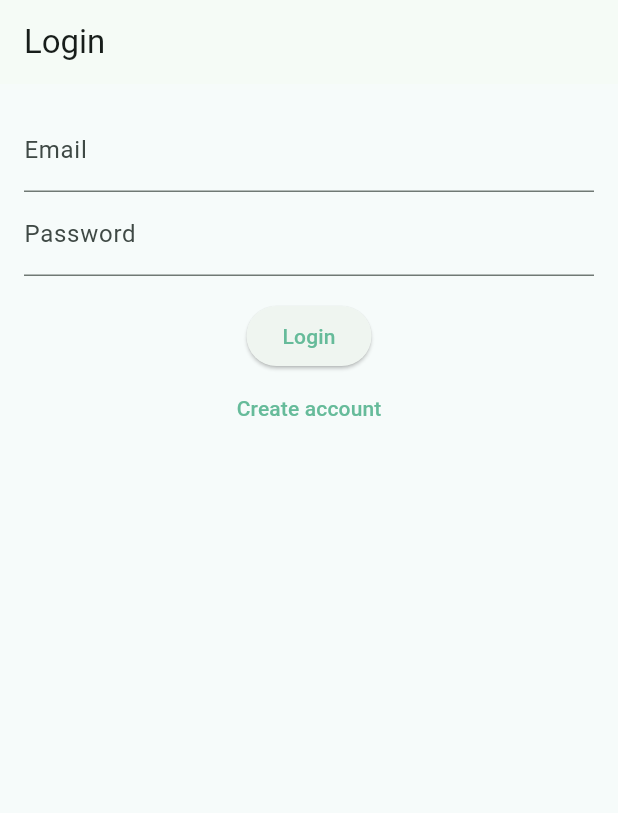
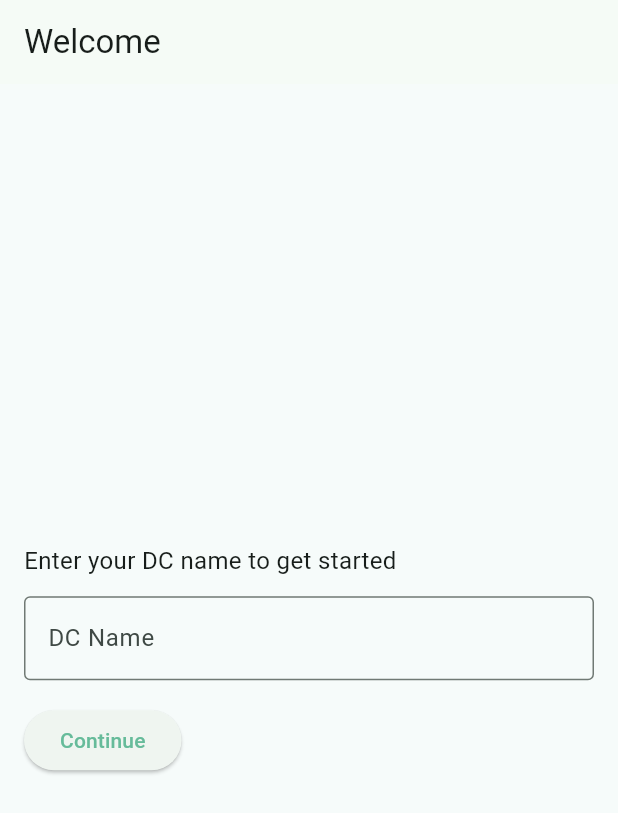
Before and after one commit to Shlok-Tandon/Study_Progress_Tracker, a Flutter app: the screen it shows after launch, on a phone screen of 412 x 824 dp. Shown: the top 813 px of the screen. Run offline on Flutter 3.47's test engine with Material 3 defaults, Android fonts, the phone set to English and light mode, and no system bars; our stand-ins replace cloud_firestore, firebase_auth, firebase_core, shared_preferences; accounts and stored records are empty.

Commit message:
email to name change

```diff
--- /dev/null
+++ b/lib/screens/dc_name_screen.dart
@@ -0,0 +1,77 @@
+import 'package:flutter/material.dart';
+import '../services/auth_service.dart';
+import '../services/firestore_service.dart';
+import 'home_screen.dart';
+
+class DcNameScreen extends StatefulWidget {
+  const DcNameScreen({super.key});
+
+  @override
+  State<DcNameScreen> createState() => _DcNameScreenState();
+}
+
+class _DcNameScreenState extends State<DcNameScreen> {
+  final _nameController = TextEditingController();
+  final _auth = AuthService();
+  final _fs = FirestoreService();
+  bool _loading = false;
+
+  @override
+  void dispose() {
+    _nameController.dispose();
+    super.dispose();
+  }
+
+  Future<void> _continue() async {
+    final name = _nameController.text.trim();
+    if (name.isEmpty) return;
+
+    setState(() => _loading = true);
+    try {
+      await _auth.signInAnonymously();
+      await _fs.setDcName(name);
+      if (!mounted) return;
+      Navigator.pushReplacement(context, MaterialPageRoute(builder: (_) => const HomeScreen()));
+    } catch (e) {
+      if (mounted) {
+        ScaffoldMessenger.of(context).showSnackBar(SnackBar(content: Text('$e')));
+      }
+    }
+    if (mounted) setState(() => _loading = false);
+  }
+
+  @override
+  Widget build(BuildContext context) {
+    return Scaffold(
+      appBar: AppBar(title: const Text('Welcome')),
+      body: Padding(
+        padding: const EdgeInsets.all(16),
+        child: Column(
+          crossAxisAlignment: CrossAxisAlignment.start,
+          mainAxisAlignment: MainAxisAlignment.center,
+          children: [
+            const Text('Enter your DC name to get started', style: TextStyle(fontSize: 16)),
+            const SizedBox(height: 12),
+            TextField(
+              controller: _nameController,
+              decoration: const InputDecoration(
+                border: OutlineInputBorder(),
+                labelText: 'DC Name',
+              ),
+              textCapitalization: TextCapitalization.words,
+              onSubmitted: (_) => _continue(),
+            ),
+            const SizedBox(height: 16),
+            ElevatedButton(
+              onPressed: _loading ? null : _continue,
+              child: _loading
+                  ? const SizedBox(
+                  height: 18, width: 18, child: CircularProgressIndicator(strokeWidth: 2))
+                  : const Text('Continue'),
+            ),
+          ],
+        ),
+      ),
+    );
+  }
+}
--- a/lib/screens/leaderboard_screen.dart
+++ b/lib/screens/leaderboard_screen.dart
@@ -24,7 +24,7 @@ class LeaderboardScreen extends StatelessWidget {
               final d = docs[i].data() as Map<String, dynamic>;
               return ListTile(
                 leading: CircleAvatar(child: Text('#${i + 1}')),
-                title: Text(d['email'] ?? 'User'),
+                title: Text(d['name'] ?? 'User'),
                 subtitle: Text('Streak: ${d['streak'] ?? 0} • Badges: ${d['badgeCount'] ?? 0}'),
               );
             },
--- a/lib/screens/login_screen.dart
+++ /dev/null
@@ -1,51 +0,0 @@
-import 'package:flutter/material.dart';
-import '../services/auth_service.dart';
-import 'name_claim_screen.dart';
-import 'register_screen.dart';
-
-class LoginScreen extends StatefulWidget {
-  const LoginScreen({super.key});
-  @override
-  State<LoginScreen> createState() => _LoginScreenState();
-}
-
-class _LoginScreenState extends State<LoginScreen> {
-  final email = TextEditingController();
-  final password = TextEditingController();
-  final auth = AuthService();
-  bool loading = false;
-
-  Future<void> doLogin() async {
-    setState(() => loading = true);
-    try {
-      await auth.login(email.text.trim(), password.text.trim());
-      if (!mounted) return;
-      Navigator.pushReplacement(context, MaterialPageRoute(builder: (_) => const NameClaimScreen()));
-    } catch (e) {
-      ScaffoldMessenger.of(context).showSnackBar(SnackBar(content: Text('$e')));
-    }
-    if (mounted) setState(() => loading = false);
-  }
-
-  @override
-  Widget build(BuildContext context) {
-    return Scaffold(
-      appBar: AppBar(title: const Text('Login')),
-      body: Padding(
-        padding: const EdgeInsets.all(16),
-        child: Column(
-          children: [
-            TextField(controller: email, decoration: const InputDecoration(labelText: 'Email')),
-            TextField(controller: password, decoration: const InputDecoration(labelText: 'Password'), obscureText: true),
-            const SizedBox(height: 16),
-            ElevatedButton(onPressed: loading ? null : doLogin, child: const Text('Login')),
-            TextButton(
-              onPressed: () => Navigator.push(context, MaterialPageRoute(builder: (_) => const RegisterScreen())),
-              child: const Text('Create account'),
-            ),
-          ],
-        ),
-      ),
-    );
-  }
-}
--- a/lib/screens/settings_screen.dart
+++ b/lib/screens/settings_screen.dart
@@ -2,7 +2,7 @@ import 'package:flutter/material.dart';
 import 'package:provider/provider.dart';
 import '../services/auth_service.dart';
 import '../theme/theme_provider.dart';
-import 'login_screen.dart';
+import 'dc_name_screen.dart';
 
 class SettingsScreen extends StatelessWidget {
   const SettingsScreen({super.key});
@@ -39,7 +39,7 @@ class SettingsScreen extends StatelessWidget {
               if (!context.mounted) return;
               Navigator.pushAndRemoveUntil(
                 context,
-                MaterialPageRoute(builder: (_) => const LoginScreen()),
+                MaterialPageRoute(builder: (_) => const DcNameScreen()),   // was: const LoginScreen(),
                     (route) => false,
               );
             },
--- a/lib/screens/team_progress_screen.dart
+++ b/lib/screens/team_progress_screen.dart
@@ -18,7 +18,7 @@ class TeamProgressScreen extends StatelessWidget {
           final docs = snap.data!.docs;
           if (docs.isEmpty) return const Center(child: Text('No shared tasks'));
 
-          final pending = docs.where((d) => !(d['completed'] as bool)).length;
+          final pending = docs.where((d) => !(d['completed'] as bool? ?? false)).length;
           final completed = docs.length - pending;
 
           return Column(
--- a/lib/services/auth_service.dart
+++ b/lib/services/auth_service.dart
@@ -6,12 +6,10 @@ class AuthService {
   Stream<User?> get authChanges => _auth.authStateChanges();
   User? get currentUser => _auth.currentUser;
 
-  Future<void> register(String email, String password) async {
-    await _auth.createUserWithEmailAndPassword(email: email, password: password);
-  }
-
-  Future<void> login(String email, String password) async {
-    await _auth.signInWithEmailAndPassword(email: email, password: password);
+  Future<User> signInAnonymously() async {
+    if (_auth.currentUser != null) return _auth.currentUser!;
+    final cred = await _auth.signInAnonymously();
+    return cred.user!;
   }
 
   Future<void> logout() async {
```
Also changed, not shown: firestore.indexes.json (+10 -1 lines), lib/screens/name_claim_screen.dart (deleted, +0 -106 lines), lib/screens/register_screen.dart (deleted, +0 -43 lines), lib/screens/splash_screen.dart (+4 -3 lines), lib/services/firestore_service.dart (+7 -49 lines), 1 other file.
